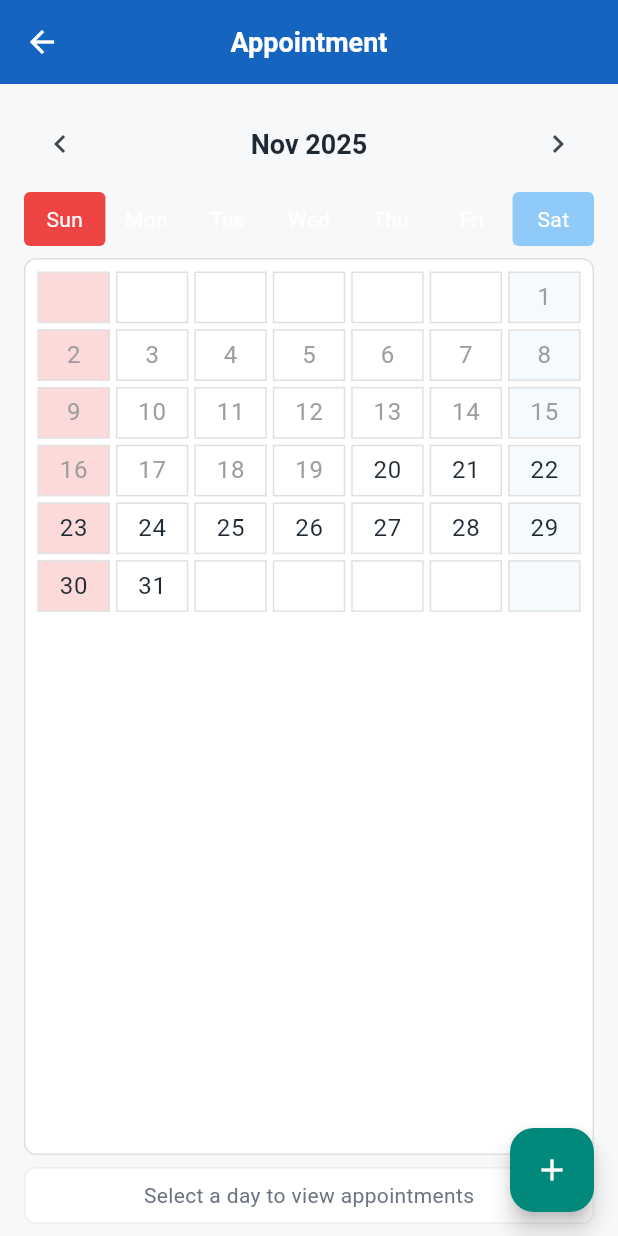
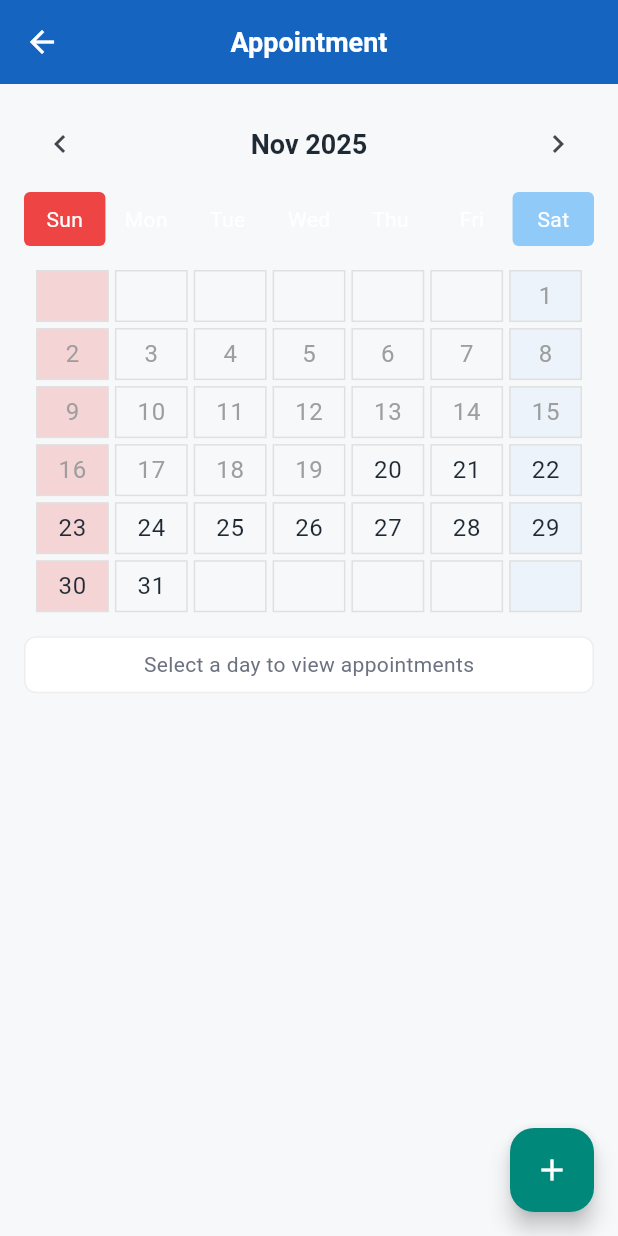
Before and after one commit to SaiKyawZinHtoo/customer_appoinment_system, a Flutter app: the AppoinmentScreen screen opened directly, on a phone screen of 412 x 824 dp. Run offline on Flutter 3.47's test engine with Material 3 defaults, Android fonts, the phone set to English and light mode, and no system bars; our stand-ins replace image_picker.

Commit message:
Refactor appointment screen layout to use CustomScrollView for improved scrolling performance and UX

```diff
--- a/lib/screen/appoinment/appoinment_screen.dart
+++ b/lib/screen/appoinment/appoinment_screen.dart
@@ -89,10 +89,11 @@ class _AppoinmentScreenState extends State<AppoinmentScreen> {
       body: SafeArea(
         child: Padding(
           padding: const EdgeInsets.symmetric(horizontal: 16, vertical: 8),
-          child: Column(
-            children: [
+          child: CustomScrollView(
+            slivers: [
               // Month navigator (moved below AppBar for a cleaner AppBar UX)
-              Padding(
+              SliverToBoxAdapter(
+                child: Padding(
                   padding: const EdgeInsets.symmetric(vertical: 8.0),
                   child: Row(
                     children: [
@@ -149,30 +150,21 @@ class _AppoinmentScreenState extends State<AppoinmentScreen> {
                     ],
                   ),
                 ),
+              ),
+
               // Weekday header
-              _WeekdayHeader(isDark: isDark, theme: theme),
-              const SizedBox(height: 8),
-              // Days grid
-              Expanded(
-                child: Container(
-                  decoration: BoxDecoration(
-                    borderRadius: BorderRadius.circular(8),
-                    color: isDark ? AppColors.darkSurface : AppColors.surface,
-                    border: Border.all(
-                      color: isDark ? Colors.white12 : Colors.grey.shade300,
+              SliverToBoxAdapter(
+                child: _WeekdayHeader(isDark: isDark, theme: theme),
               ),
-                  ),
+
+              // Spacing
+              const SliverToBoxAdapter(child: SizedBox(height: 8)),
+
+              // Days grid as a SliverGrid so the whole page scrolls smoothly
+              SliverPadding(
                 padding: const EdgeInsets.all(8),
-                  child: GridView.builder(
-                    gridDelegate:
-                        const SliverGridDelegateWithFixedCrossAxisCount(
-                          crossAxisCount: 7,
-                          mainAxisSpacing: 4,
-                          crossAxisSpacing: 4,
-                          childAspectRatio: 1.4,
-                        ),
-                    itemCount: days.length,
-                    itemBuilder: (context, i) {
+                sliver: SliverGrid(
+                  delegate: SliverChildBuilderDelegate((context, i) {
                     final day = days[i];
                     final isActive = day > 0 && day <= daysInMonth;
                     final cellDate = DateTime(year, month, day);
@@ -211,13 +203,21 @@ class _AppoinmentScreenState extends State<AppoinmentScreen> {
                       theme: theme,
                       isDark: isDark,
                     );
-                    },
+                  }, childCount: days.length),
+                  gridDelegate: const SliverGridDelegateWithFixedCrossAxisCount(
+                    crossAxisCount: 7,
+                    mainAxisSpacing: 4,
+                    crossAxisSpacing: 4,
+                    childAspectRatio: 1.4,
                   ),
                 ),
               ),
-              const SizedBox(height: 8),
+
+              const SliverToBoxAdapter(child: SizedBox(height: 8)),
+
               // Selected day details / appointment list
-              Container(
+              SliverToBoxAdapter(
+                child: Container(
                   padding: const EdgeInsets.all(8),
                   decoration: BoxDecoration(
                     color: isDark ? AppColors.darkSurface : AppColors.surface,
@@ -246,8 +246,8 @@ class _AppoinmentScreenState extends State<AppoinmentScreen> {
                                 // Show only remaining (not completed) appointments in the
                                 // selected-day summary so the calendar marker counts
                                 // down as items are marked done.
-                              final customersForSelected = AppointmentRepository
-                                  .instance
+                                final customersForSelected =
+                                    AppointmentRepository.instance
                                         .getForDate(_selectedDate!)
                                         .where((c) => c.completed != true)
                                         .toList();
@@ -282,6 +282,7 @@ class _AppoinmentScreenState extends State<AppoinmentScreen> {
                               },
                             ),
                           ],
+                        ),
                 ),
               ),
             ],
```
Lines whose indentation alone changed are shown as unchanged.
